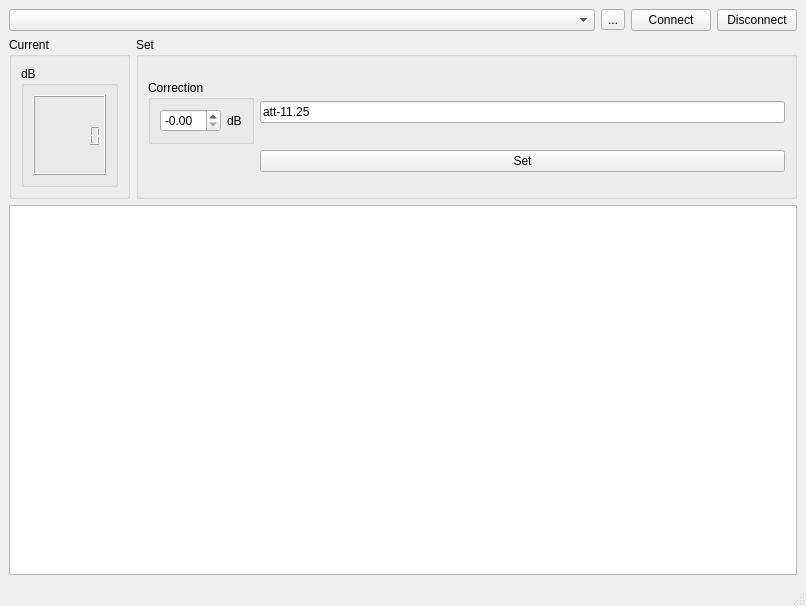
This is mainwindow.ui in coozoo/digiattcontrol as Qt 5 draws it before an edit. The edited form follows.
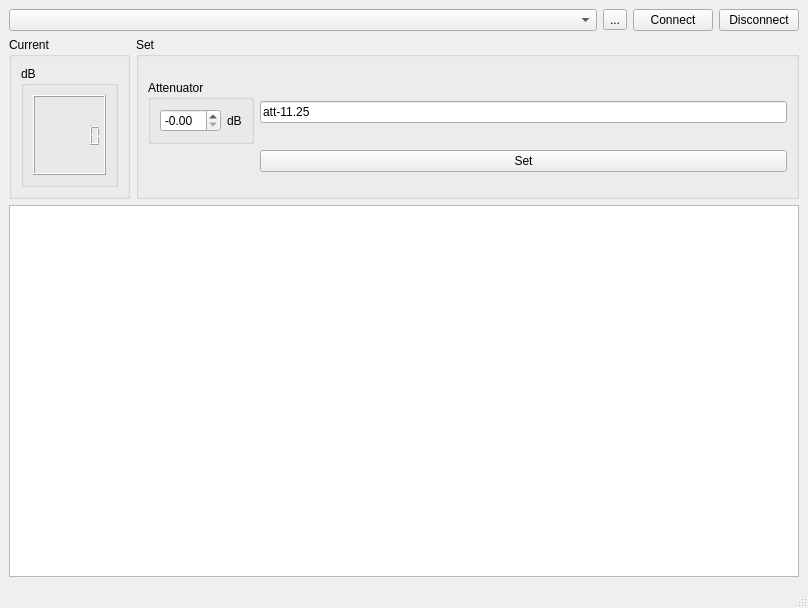
This is the edited form.

```diff
--- a/mainwindow.ui
+++ b/mainwindow.ui
@@ -6,8 +6,8 @@
    <rect>
     <x>0</x>
     <y>0</y>
-    <width>806</width>
-    <height>606</height>
+    <width>808</width>
+    <height>608</height>
    </rect>
   </property>
   <property name="windowTitle">
@@ -56,7 +56,7 @@
              <item row="0" column="1">
               <widget class="QGroupBox" name="groupBox_7">
                <property name="title">
-                <string>Correction</string>
+                <string>Attenuator</string>
                </property>
                <layout class="QGridLayout" name="gridLayout_13">
                 <item row="0" column="0">
```
Left out of the diff: 2 changed lines with no effect on the pictures.
